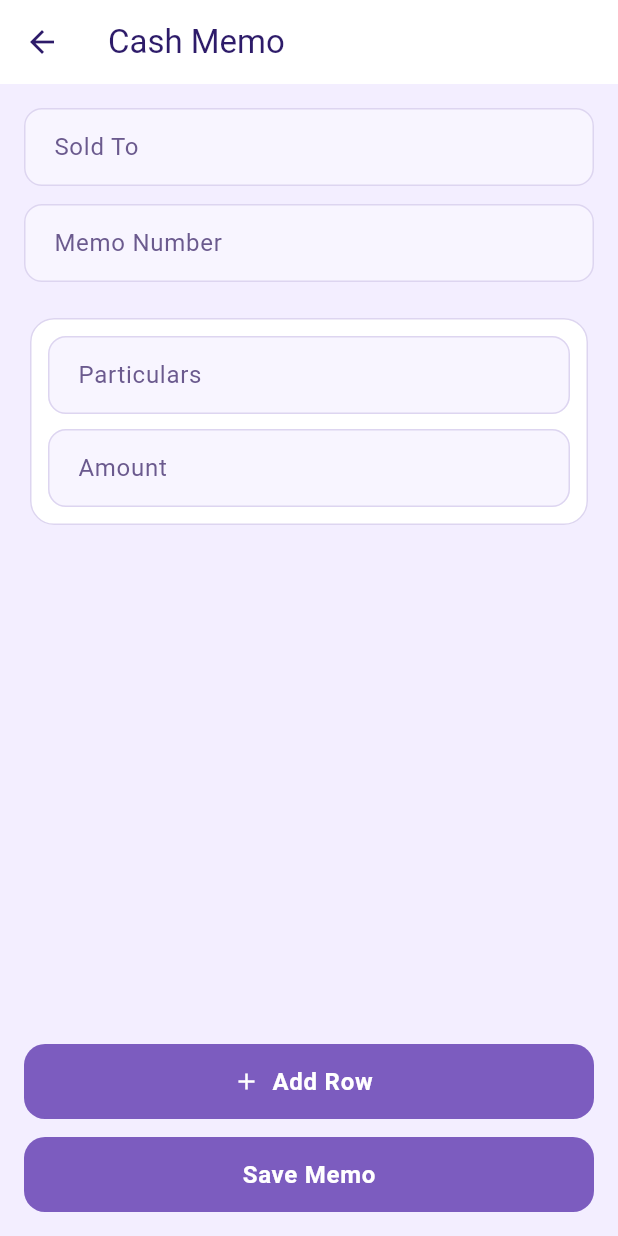
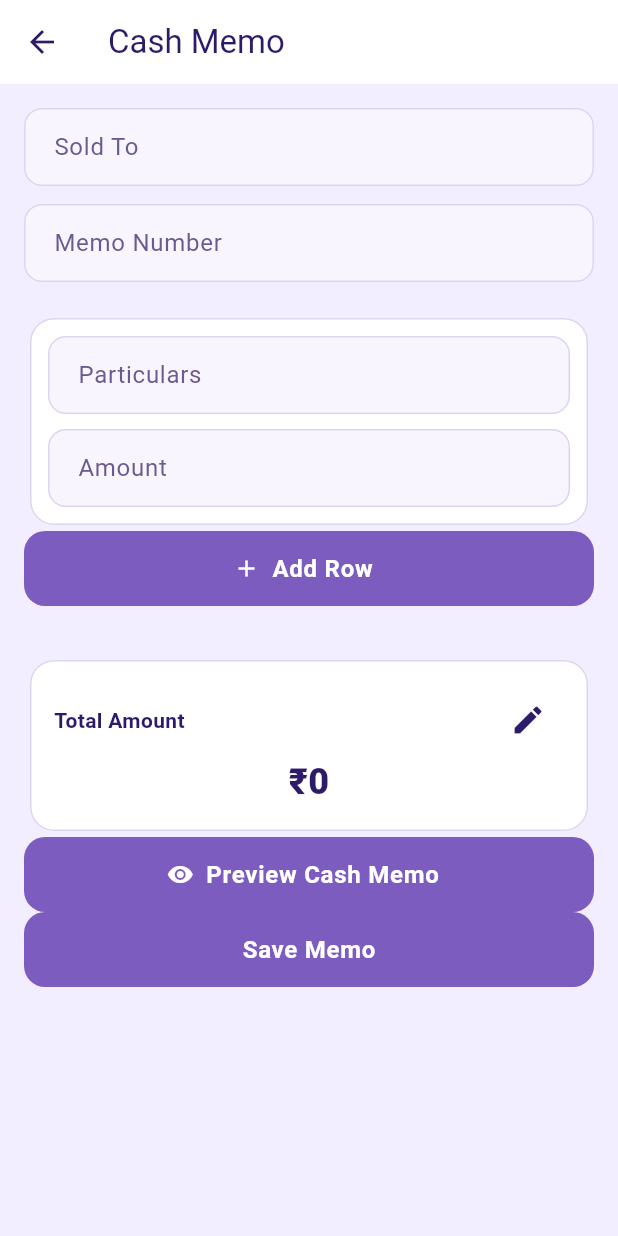
Before and after one commit to san127/indradhanush-app, a Flutter app: the CashMemoEditorPage screen opened directly, on a phone screen of 412 x 824 dp. Run offline on Flutter 3.47's test engine with Material 3 defaults, Android fonts, the phone set to English and light mode, and no system bars; our stand-ins replace supabase_flutter; accounts and stored records are empty; Roboto replaces fonts that are missing (Nunito).

Commit message:
worked on cash memo

```diff
--- a/indradhanush/lib/cash_memo_editor_page.dart
+++ b/indradhanush/lib/cash_memo_editor_page.dart
@@ -2,6 +2,7 @@ import 'package:flutter/material.dart';
 import 'package:intl/intl.dart';
 import '../services/supabase_service.dart';
 import '../theme.dart';
+import 'cash_memo_preview_page.dart';
 
 class _MemoItem {
 
@@ -42,6 +43,8 @@ class _CashMemoEditorPageState extends State<CashMemoEditorPage> {
   DateTime _memoDate = DateTime.now();
   Map<String, dynamic>? _event;
   List<_MemoItem> _items = [];
+  bool _overrideTotal = false;
+  final _totalCtrl = TextEditingController();
 
   bool _saving = false;
 
@@ -56,6 +59,10 @@ class _CashMemoEditorPageState extends State<CashMemoEditorPage> {
     _loadEvent();
   }
 
+
+
+
+
   Future<void> _saveMemo() async {
     setState(() => _saving = true);
 
@@ -68,6 +75,14 @@ class _CashMemoEditorPageState extends State<CashMemoEditorPage> {
             'memo_date': DateFormat(
                     'yyyy-MM-dd',
                   ).format(_memoDate),
+
+            'total_amount':
+                _overrideTotal
+                    ? int.tryParse(
+                          _totalCtrl.text,
+                        ) ??
+                        0
+                    : _calculatedTotal,
                 });
 
     await SupabaseService.addCashMemoItems( _items.map((item) {
@@ -151,12 +166,27 @@ Future<void> _loadEvent() async {
           amount: '${event['amount'] ?? 0}',
         ),
       ];
+      _totalCtrl.text = '${event['amount'] ?? 0}';
     });
 
   } catch (e) {
     print(e);
   }
+}
 
+  int get _calculatedTotal {
+
+  int total = 0;
+
+  for (final item in _items) {
+
+    total += int.tryParse(
+          item.amountCtrl.text,
+        ) ??
+        0;
+  }
+
+  return total;
 }
 
 @override
@@ -166,7 +196,8 @@ Widget build(BuildContext context) {
       title:
           const Text('Cash Memo'),
     ),
-    body: Padding(
+    body: SafeArea(
+  child: SingleChildScrollView(
     padding: const EdgeInsets.all(16),
     child: Column(
     children: [
@@ -189,8 +220,9 @@ Widget build(BuildContext context) {
 
       const SizedBox(height: 20),
 
-      Expanded(
-        child: ListView.builder(
+    ListView.builder(
+          shrinkWrap: true,
+          physics: const NeverScrollableScrollPhysics(),
           itemCount: _items.length,
           itemBuilder: (context, index) {
 
@@ -231,7 +263,6 @@ Widget build(BuildContext context) {
             );
           },
         ),
-      ),
 
       ElevatedButton.icon(
         onPressed: () {
@@ -247,6 +278,116 @@ Widget build(BuildContext context) {
 
       const SizedBox(height: 12),
 
+      const SizedBox(height: 20),
+
+      Card(
+        child: Padding(
+          padding: const EdgeInsets.all(16),
+          child: Column(
+            children: [
+
+              Row(
+                children: [
+
+                  const Text(
+                    'Total Amount',
+                    style: TextStyle(
+                      fontWeight:
+                          FontWeight.w700,
+                    ),
+                  ),
+
+                  const Spacer(),
+
+                  IconButton(
+                    onPressed: () {
+
+                      setState(() {
+
+                        _overrideTotal =
+                            !_overrideTotal;
+
+                        if (!_overrideTotal) {
+
+                          _totalCtrl.text =
+                              _calculatedTotal
+                                  .toString();
+                        }
+                      });
+                    },
+                    icon: Icon(
+                      _overrideTotal
+                          ? Icons.lock_open
+                          : Icons.edit,
+                    ),
+                  ),
+                ],
+              ),
+
+              _overrideTotal?
+              TextField(
+                      controller:  _totalCtrl,
+                      keyboardType:
+                          TextInputType
+                              .number,
+                    )
+
+                  : Text(
+                      '₹$_calculatedTotal',
+                      style:
+                          const TextStyle(
+                        fontSize: 24,
+                        fontWeight:
+                            FontWeight.w800,
+                      ),
+                    ),
+            ],
+          ),
+        ),
+      ),
+
+      ElevatedButton.icon(
+
+  onPressed: () {
+
+    Navigator.push(context,MaterialPageRoute(
+        builder: (_) => CashMemoPreviewPage(
+          soldTo: _soldToCtrl.text,
+          memoNumber: _memoNumberCtrl.text,
+          date:
+              DateFormat(
+                'dd/MM/yyyy',
+              ).format(
+                _memoDate, ),
+          total: _overrideTotal
+                  ? int.tryParse(_totalCtrl .text,) ??
+                      0
+                  : _calculatedTotal,
+
+          items: _items
+              .map(
+                (e) => {
+                  'particulars':e.particularsCtrl.text,
+
+                  'amount':int.tryParse(e.amountCtrl.text,) ??
+                          0,
+                },
+              )
+              .toList(),
+        ),
+      ),
+    );
+  },
+
+  icon: const Icon(
+    Icons.visibility,
+  ),
+
+  label: const Text(
+    'Preview Cash Memo',
+  ),
+),
+
       ElevatedButton(
         onPressed:
             _saving ? null : _saveMemo,
@@ -259,6 +400,7 @@ Widget build(BuildContext context) {
     ],
   ),
 ),
+  )
 );
 }
 }
```
Also changed, not shown: indradhanush/lib/cash_memo_preview_page.dart (added, +182 -0 lines). Lines whose indentation alone changed are shown as unchanged.
